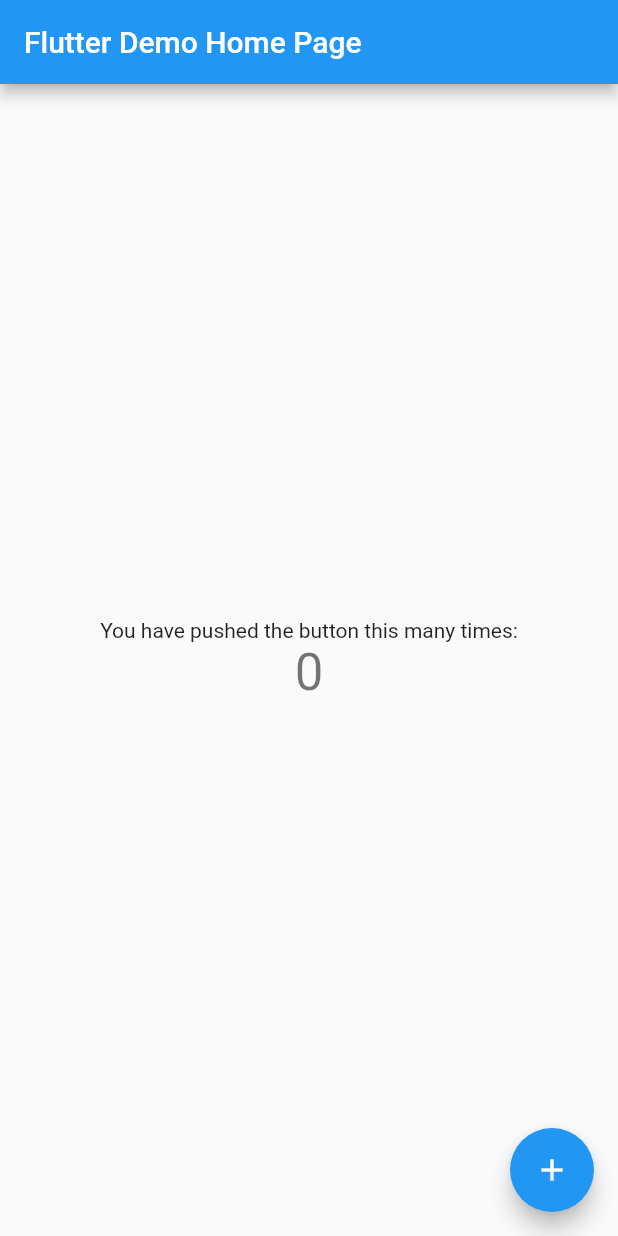
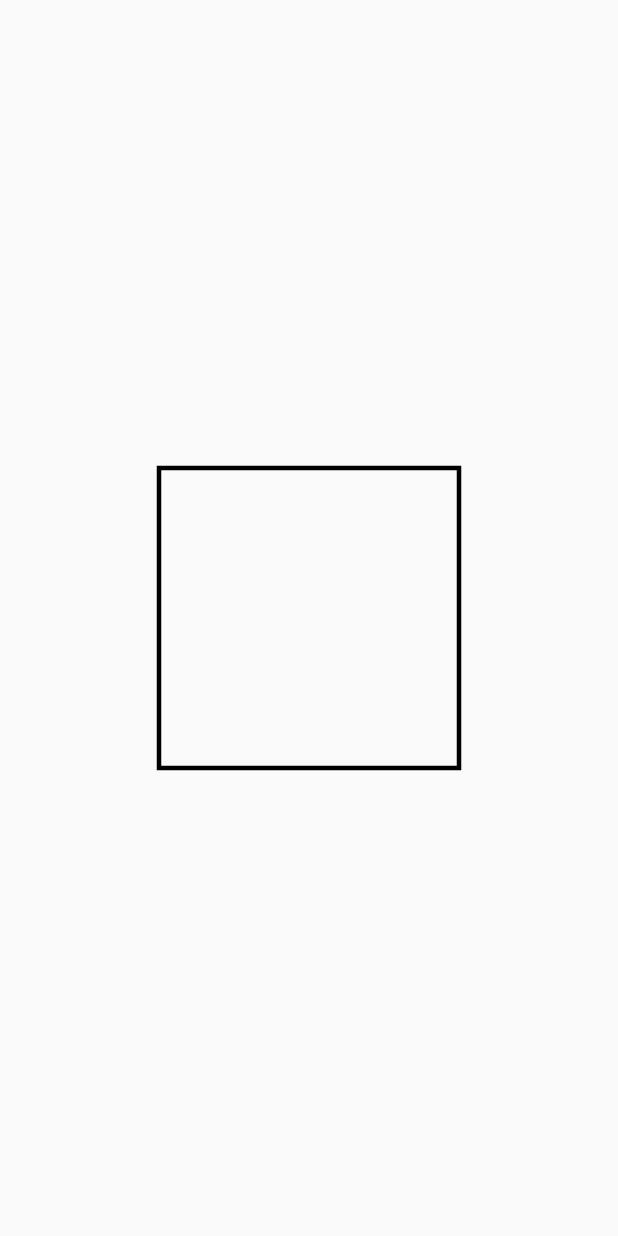
Before and after one commit to tnantoka/rotate_shape, a Flutter app: the screen it shows after launch, on a phone screen of 412 x 824 dp. Run offline on Flutter 3.47's test engine with Material 2 defaults, Android fonts, the phone set to English and light mode, and no system bars.

Commit message:
Draw rect

```diff
--- a/lib/main.dart
+++ b/lib/main.dart
@@ -3,109 +3,43 @@ import 'package:flutter/material.dart';
 void main() => runApp(MyApp());
 
 class MyApp extends StatelessWidget {
-  // This widget is the root of your application.
   @override
   Widget build(BuildContext context) {
     return MaterialApp(
-      title: 'Flutter Demo',
-      theme: ThemeData(
-        // This is the theme of your application.
-        //
-        // Try running your application with "flutter run". You'll see the
-        // application has a blue toolbar. Then, without quitting the app, try
-        // changing the primarySwatch below to Colors.green and then invoke
-        // "hot reload" (press "r" in the console where you ran "flutter run",
-        // or simply save your changes to "hot reload" in a Flutter IDE).
-        // Notice that the counter didn't reset back to zero; the application
-        // is not restarted.
-        primarySwatch: Colors.blue,
-      ),
-      home: MyHomePage(title: 'Flutter Demo Home Page'),
+      home: MyHomePage(),
     );
   }
 }
 
 class MyHomePage extends StatefulWidget {
-  MyHomePage({Key key, this.title}) : super(key: key);
-
-  // This widget is the home page of your application. It is stateful, meaning
-  // that it has a State object (defined below) that contains fields that affect
-  // how it looks.
-
-  // This class is the configuration for the state. It holds the values (in this
-  // case the title) provided by the parent (in this case the App widget) and
-  // used by the build method of the State. Fields in a Widget subclass are
-  // always marked "final".
-
-  final String title;
-
   @override
   _MyHomePageState createState() => _MyHomePageState();
 }
 
 class _MyHomePageState extends State<MyHomePage> {
-  int _counter = 0;
+  @override
+  Widget build(BuildContext context) {
+    return Scaffold(
+      body: Center(
+        child: CustomPaint(painter: _MyPainter()),
+      ),
+    );
+  }
+}
 
-  void _incrementCounter() {
-    setState(() {
-      // This call to setState tells the Flutter framework that something has
-      // changed in this State, which causes it to rerun the build method below
-      // so that the display can reflect the updated values. If we changed
-      // _counter without calling setState(), then the build method would not be
-      // called again, and so nothing would appear to happen.
-      _counter++;
-    });
+class _MyPainter extends CustomPainter {
+  @override
+  bool shouldRepaint(_MyPainter oldDelegate) {
+    return false;
   }
 
   @override
-  Widget build(BuildContext context) {
-    // This method is rerun every time setState is called, for instance as done
-    // by the _incrementCounter method above.
-    //
-    // The Flutter framework has been optimized to make rerunning build methods
-    // fast, so that you can just rebuild anything that needs updating rather
-    // than having to individually change instances of widgets.
-    return Scaffold(
-      appBar: AppBar(
-        // Here we take the value from the MyHomePage object that was created by
-        // the App.build method, and use it to set our appbar title.
-        title: Text(widget.title),
-      ),
-      body: Center(
-        // Center is a layout widget. It takes a single child and positions it
-        // in the middle of the parent.
-        child: Column(
-          // Column is also layout widget. It takes a list of children and
-          // arranges them vertically. By default, it sizes itself to fit its
-          // children horizontally, and tries to be as tall as its parent.
-          //
-          // Invoke "debug painting" (press "p" in the console, choose the
-          // "Toggle Debug Paint" action from the Flutter Inspector in Android
-          // Studio, or the "Toggle Debug Paint" command in Visual Studio Code)
-          // to see the wireframe for each widget.
-          //
-          // Column has various properties to control how it sizes itself and
-          // how it positions its children. Here we use mainAxisAlignment to
-          // center the children vertically; the main axis here is the vertical
-          // axis because Columns are vertical (the cross axis would be
-          // horizontal).
-          mainAxisAlignment: MainAxisAlignment.center,
-          children: <Widget>[
-            Text(
-              'You have pushed the button this many times:',
-            ),
-            Text(
-              '$_counter',
-              style: Theme.of(context).textTheme.display1,
-            ),
-          ],
-        ),
-      ),
-      floatingActionButton: FloatingActionButton(
-        onPressed: _incrementCounter,
-        tooltip: 'Increment',
-        child: Icon(Icons.add),
-      ), // This trailing comma makes auto-formatting nicer for build methods.
-    );
+  void paint(Canvas canvas, Size size) {
+    final Paint stroke = Paint()
+      ..color = Colors.black
+      ..style = PaintingStyle.stroke
+      ..strokeWidth = 3;
+    final Rect rect = Rect.fromCircle(center: const Offset(0, 0), radius: 100);
+    canvas.drawRect(rect, stroke);
   }
 }
```
Also changed, not shown: 1 other file.
